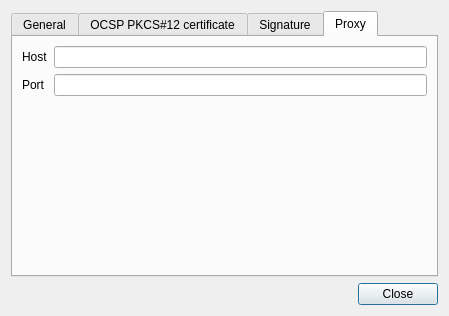
The window that qdigidoc/trunk/client/ui/SettingsDialog.ui (tixsys/esteid) describes before a commit, drawn with Qt 5.
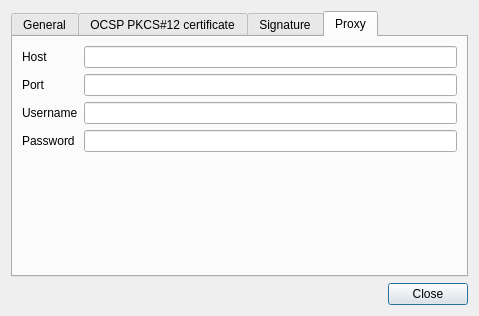
The same window after the commit. The open tabs and pages were chosen to show the change.

Commit message:
qdigidoc: client add proxy user and pass settings
Ticket #395

What changed in the file:
```diff
--- a/qdigidoc/trunk/client/ui/SettingsDialog.ui
+++ b/qdigidoc/trunk/client/ui/SettingsDialog.ui
@@ -6,7 +6,7 @@
    <rect>
     <x>0</x>
     <y>0</y>
-    <width>427</width>
+    <width>464</width>
     <height>316</height>
    </rect>
   </property>
@@ -308,7 +308,7 @@
        <item row="1" column="1">
         <widget class="QLineEdit" name="proxyPort"/>
        </item>
-       <item row="2" column="1">
+       <item row="4" column="1">
         <spacer name="tabProxySpacer">
          <property name="orientation">
           <enum>Qt::Vertical</enum>
@@ -321,6 +321,26 @@
          </property>
         </spacer>
        </item>
+       <item row="2" column="1">
+        <widget class="QLineEdit" name="proxyUser"/>
+       </item>
+       <item row="3" column="1">
+        <widget class="QLineEdit" name="proxyPass"/>
+       </item>
+       <item row="2" column="0">
+        <widget class="QLabel" name="proxyUserLabel">
+         <property name="text">
+          <string>Username</string>
+         </property>
+        </widget>
+       </item>
+       <item row="3" column="0">
+        <widget class="QLabel" name="proxyPassLabel">
+         <property name="text">
+          <string>Password</string>
+         </property>
+        </widget>
+       </item>
       </layout>
      </widget>
     </widget>
```
Left out of the diff: 32 changed lines with no effect on the pictures. The commit also changes 7 other files.
